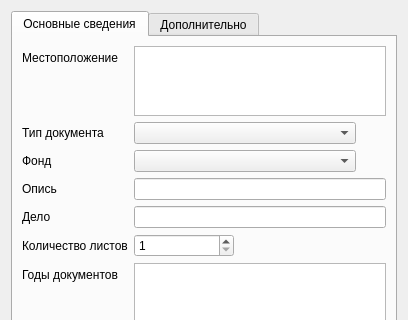
First picture: the form in ui/docform_dialog.ui, repository caxapyk/gaoo-cfp, before the edit; both pictures show x 0 to 408 and y 0 to 320 of the 408 by 512 pixel window.
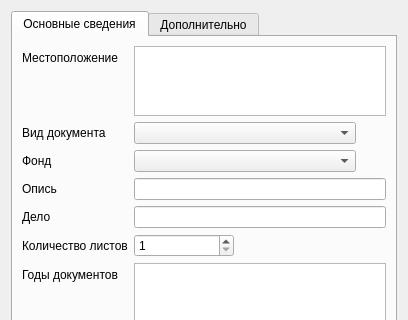
Second picture: the form after the edit. Icons and pictures are not drawn.

```diff
--- a/ui/docform_dialog.ui
+++ b/ui/docform_dialog.ui
@@ -79,7 +79,7 @@
        <item row="1" column="0">
         <widget class="QLabel" name="label_2">
          <property name="text">
-          <string>Тип документа</string>
+          <string>Вид документа</string>
          </property>
         </widget>
        </item>
```
Left out of the diff: 2 changed lines with no effect on the pictures.
